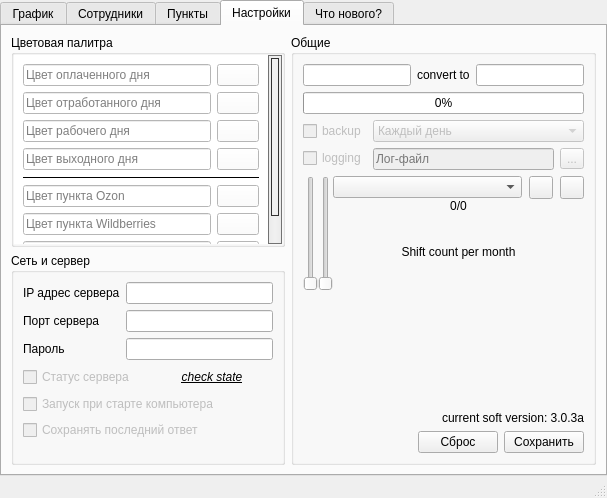
Before: the Qt Designer form mainwindow.ui in The-Zealot/WBScheduleManager, drawn with Qt 5.
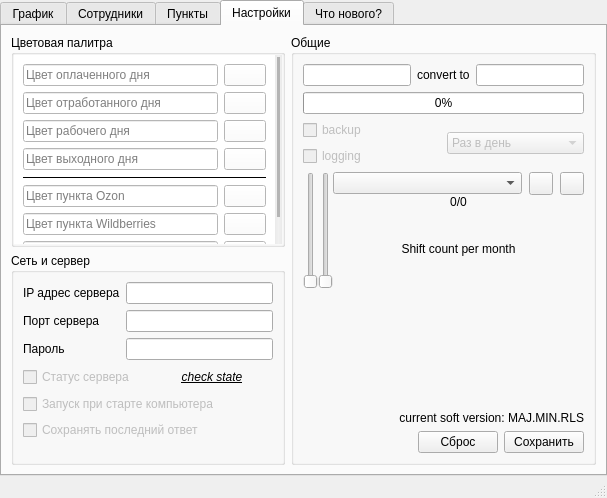
After: the same form once the commit is applied. The open tabs and pages were chosen to show the change. Icons and pictures are not drawn. Custom widgets are drawn as their Qt base class.

The edit to the form file:
```diff
--- a/mainwindow.ui
+++ b/mainwindow.ui
@@ -873,15 +873,18 @@
 QScrollBar {
     background: qlineargradient(x1:0, y1:0, x2:1, y2:0, stop:0 #eaeaea, stop:0.5 #f0f0f0, stop:1 #eaeaea);
     margin: 0px 0px 0px 0px;
-    border: 1px solid #727272;
-    border-radius: 8px;
+   /* border: 1px solid #727272;*/
+    /*border-radius: 8px;*/
     min-height: 0px;
+	width: 7px;
 }
 QScrollBar::handle {
     margin: 2px 2px 2px 2px;
-    background: qlineargradient(x1:0, y1:0, x2:1, y2:0, stop:0 #f2f2f2, stop:1 #efefef);
-    border-radius: 5px;
-    border: 1px solid #323232;
+    /*background: qlineargradient(x1:0, y1:0, x2:1, y2:0, stop:0 #f2f2f2, stop:1 #efefef);*/
+    /*border-radius: 5px;*/
+    /*border: 1px solid #323232;*/
+	background: #b4b4b4;
+	width: 5px;
 }
 QScrollBar::sub-line:vertical {
     /*border: 1px solid;
@@ -926,8 +929,8 @@
               <property name="geometry">
                <rect>
                 <x>0</x>
-                <y>-113</y>
-                <width>234</width>
+                <y>0</y>
+                <width>244</width>
                 <height>263</height>
                </rect>
               </property>
@@ -1254,7 +1257,7 @@
                  </property>
                  <item>
                   <property name="text">
-                   <string>Каждый день</string>
+                   <string>Раз в день</string>
                   </property>
                  </item>
                  <item>
@@ -1269,33 +1272,6 @@
                  </item>
                 </widget>
                </item>
-               <item>
-                <layout class="QHBoxLayout" name="horizontalLayout_7">
-                 <item>
-                  <widget class="QLineEdit" name="lineEdit_5">
-                   <property name="enabled">
-                    <bool>false</bool>
-                   </property>
-                   <property name="toolTip">
-                    <string>Лог-файл</string>
-                   </property>
-                   <property name="placeholderText">
-                    <string>Лог-файл</string>
-                   </property>
-                  </widget>
-                 </item>
-                 <item>
-                  <widget class="QToolButton" name="toolButton">
-                   <property name="enabled">
-                    <bool>false</bool>
-                   </property>
-                   <property name="text">
-                    <string>...</string>
-                   </property>
-                  </widget>
-                 </item>
-                </layout>
-               </item>
               </layout>
              </item>
             </layout>
@@ -1440,7 +1416,7 @@
            <item row="4" column="0">
             <widget class="QLabel" name="label_4">
              <property name="text">
-              <string>current soft version: 3.0.3a</string>
+              <string>current soft version: MAJ.MIN.RLS</string>
              </property>
              <property name="alignment">
               <set>Qt::AlignRight|Qt::AlignTrailing|Qt::AlignVCenter</set>
```
Left out of the diff: 8 changed lines with no effect on the pictures.
